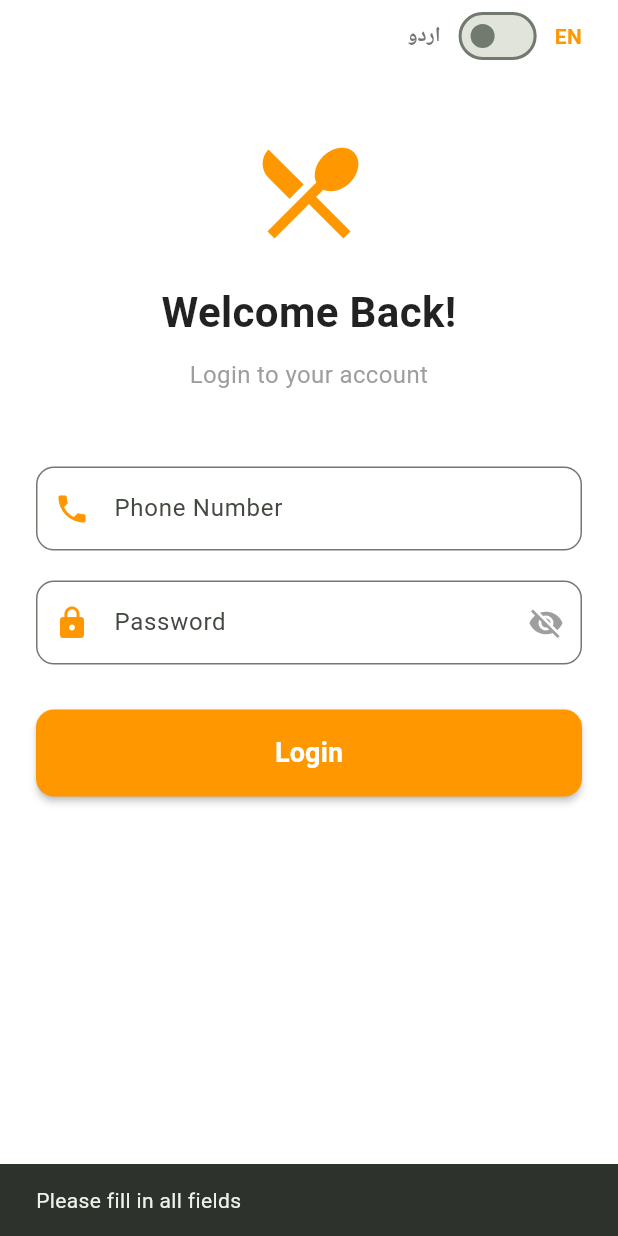
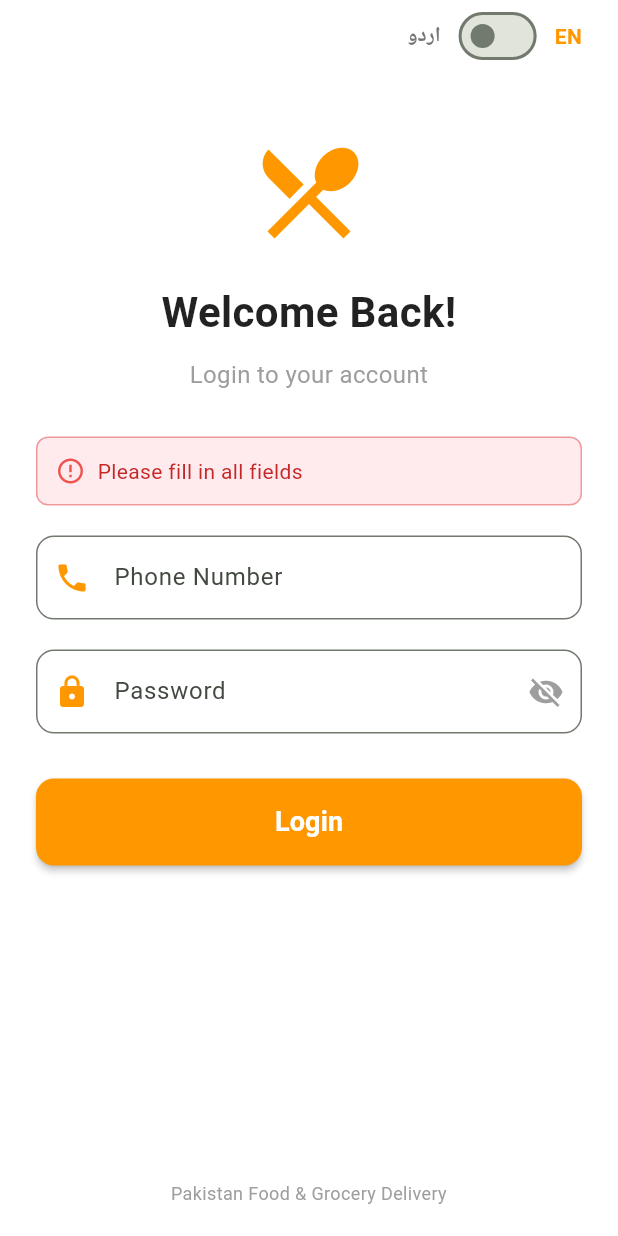
Before and after one commit to zagaaam-ops/Food-Delivery-App, a Flutter app: the screen it shows after launch, after a tap on "Login", on a phone screen of 412 x 824 dp. Run offline on Flutter 3.47's test engine with Material 3 defaults, Android fonts, the phone set to English and light mode, and no system bars; our stand-ins replace go_router.

Commit message:
Feature: Add error messages for invalid login attempts, lock credentials

```diff
--- a/pakistan-delivery-app/mobile/lib/screens/login_screen.dart
+++ b/pakistan-delivery-app/mobile/lib/screens/login_screen.dart
@@ -1,4 +1,6 @@
 import 'package:flutter/material.dart';
+import 'package:provider/provider.dart';
+import '../providers/auth_provider.dart';
 import 'home_screen.dart';
 
 class LoginScreen extends StatefulWidget {
@@ -13,30 +15,48 @@ class _LoginScreenState extends State<LoginScreen> {
   final _passwordController = TextEditingController();
   bool _isLoading = false;
   bool _isUrdu = false;
-  bool _obscurePassword = true; // 👈 NEW: Password visibility toggle
+  bool _obscurePassword = true;
+  String _errorMessage = '';
 
-  void _handleLogin() {
+  Future<void> _handleLogin() async {
     if (_phoneController.text.isEmpty || _passwordController.text.isEmpty) {
-      ScaffoldMessenger.of(context).showSnackBar(
-        SnackBar(content: Text(_isUrdu ? 'براہ کرم تمام فیلڈز پُر کریں' : 'Please fill in all fields')),
-      );
+      setState(() {
+        _errorMessage = _isUrdu ? 'براہ کرم تمام فیلڈز پُر کریں' : 'Please fill in all fields';
+      });
       return;
     }
 
-    setState(() => _isLoading = true);
+    setState(() {
+      _isLoading = true;
+      _errorMessage = '';
+    });
 
-    Future.delayed(const Duration(seconds: 2), () {
-      setState(() => _isLoading = false);
+    final authProvider = Provider.of<AuthProvider>(context, listen: false);
+    bool success = await authProvider.login(
+      _phoneController.text.trim(),
+      _passwordController.text.trim(),
+    );
+
+    setState(() => _isLoading = false);
+
+    if (success) {
       Navigator.pushReplacement(
         context,
         MaterialPageRoute(builder: (context) => const HomeScreen())
       );
-    });
+    } else {
+      setState(() {
+        _errorMessage = _isUrdu
+          ? 'غلط فون نمبر یا پاس ورڈ'
+          : 'Invalid phone number or password';
+      });
+    }
   }
 
   void _toggleLanguage() {
     setState(() {
       _isUrdu = !_isUrdu;
+      _errorMessage = ''; // Clear error on language switch
     });
   }
 
@@ -80,7 +100,31 @@ class _LoginScreenState extends State<LoginScreen> {
                 textAlign: TextAlign.center,
                 style: const TextStyle(fontSize: 16, color: Colors.grey),
               ),
-              const SizedBox(height: 50),
+              const SizedBox(height: 30),
+
+              // Error Message
+              if (_errorMessage.isNotEmpty)
+                Container(
+                  padding: const EdgeInsets.all(12),
+                  decoration: BoxDecoration(
+                    color: Colors.red[50],
+                    borderRadius: BorderRadius.circular(8),
+                    border: Border.all(color: Colors.red[200]!),
+                  ),
+                  child: Row(
+                    children: [
+                      Icon(Icons.error_outline, color: Colors.red[400], size: 20),
+                      const SizedBox(width: 8),
+                      Expanded(
+                        child: Text(
+                          _errorMessage,
+                          style: TextStyle(color: Colors.red[800], fontSize: 14),
+                        ),
+                      ),
+                    ],
+                  ),
+                ),
+              const SizedBox(height: 20),
 
               // Phone Field
               TextField(
@@ -95,7 +139,7 @@ class _LoginScreenState extends State<LoginScreen> {
               ),
               const SizedBox(height: 20),
 
-              // Password Field with Show/Hide Eye 👁️
+              // Password Field with Show/Hide
               TextField(
                 controller: _passwordController,
                 obscureText: _obscurePassword,
```
